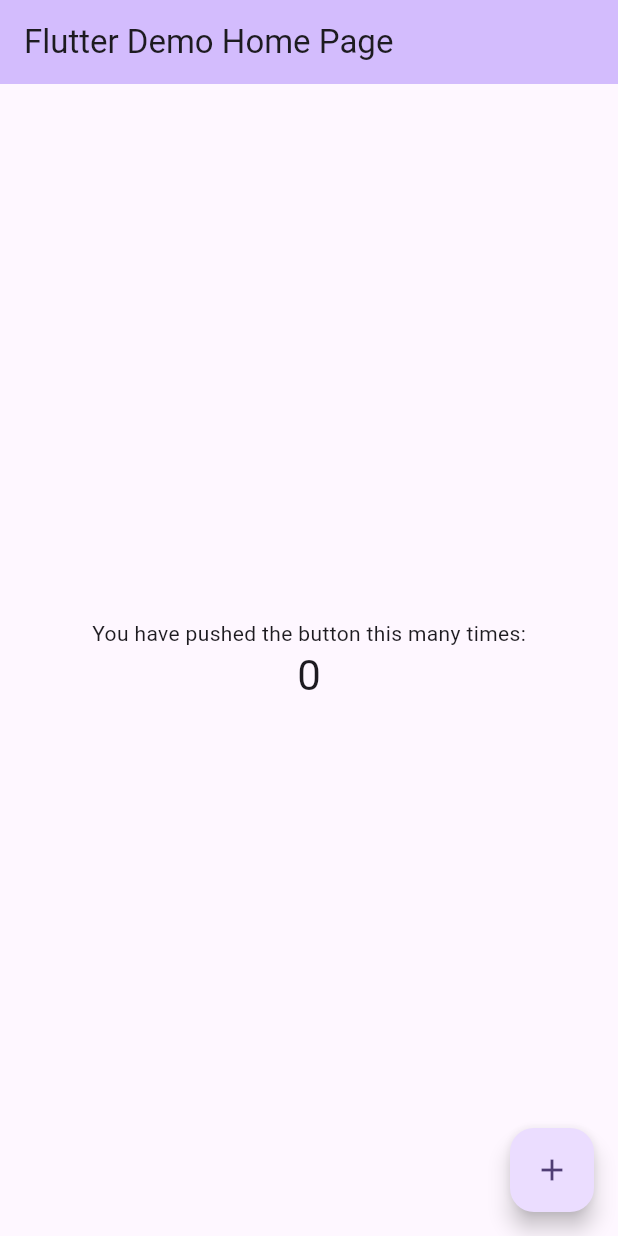
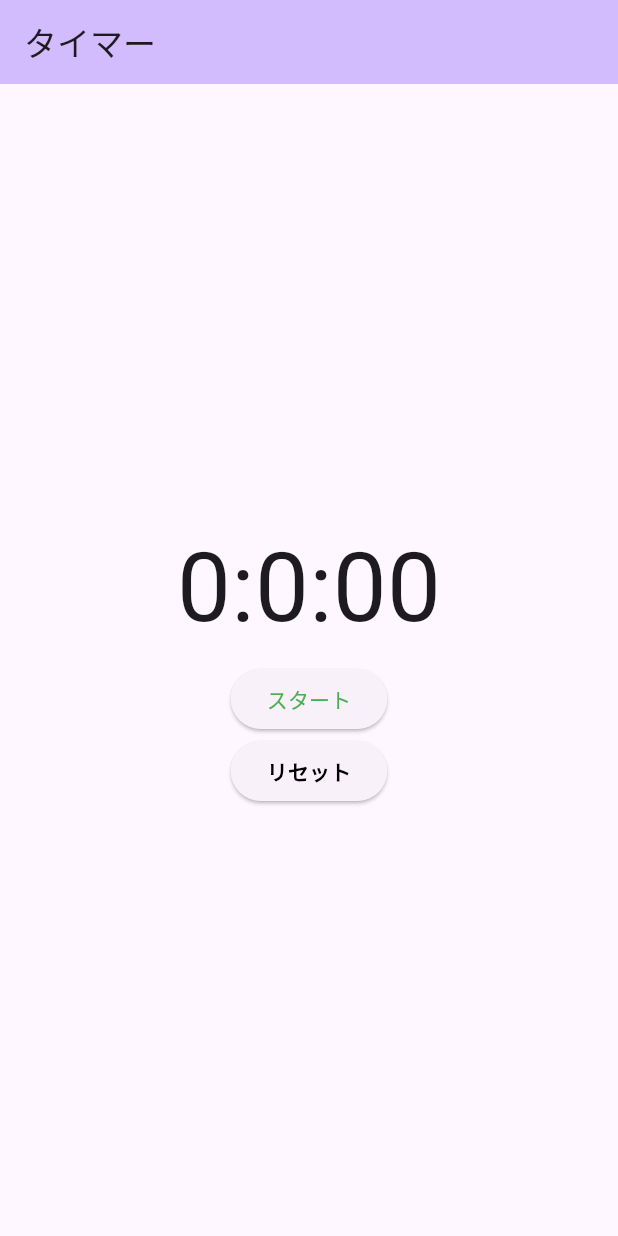
Before and after one commit to yambaru-hackathon/UEHARA_REN_HOMEWORK, a Flutter app: the screen it shows after launch, on a phone screen of 412 x 824 dp. Run offline on Flutter 3.47's test engine with Material 3 defaults, Android fonts, the phone set to English and light mode, and no system bars.

```diff
--- a/lib/main.dart
+++ b/lib/main.dart
@@ -1,4 +1,8 @@
+import 'dart:async';
+
 import 'package:flutter/material.dart';
+import 'package:instagram/pages/next_page.dart';
+
 
 void main() {
   runApp(const MyApp());
@@ -7,46 +11,21 @@ void main() {
 class MyApp extends StatelessWidget {
   const MyApp({super.key});
 
-  // This widget is the root of your application.
   @override
   Widget build(BuildContext context) {
     return MaterialApp(
       title: 'Flutter Demo',
       theme: ThemeData(
-        // This is the theme of your application.
-        //
-        // TRY THIS: Try running your application with "flutter run". You'll see
-        // the application has a purple toolbar. Then, without quitting the app,
-        // try changing the seedColor in the colorScheme below to Colors.green
-        // and then invoke "hot reload" (save your changes or press the "hot
-        // reload" button in a Flutter-supported IDE, or press "r" if you used
-        // the command line to start the app).
-        //
-        // Notice that the counter didn't reset back to zero; the application
-        // state is not lost during the reload. To reset the state, use hot
-        // restart instead.
-        //
-        // This works for code too, not just values: Most code changes can be
-        // tested with just a hot reload.
         colorScheme: ColorScheme.fromSeed(seedColor: Colors.deepPurple),
         useMaterial3: true,
       ),
-      home: const MyHomePage(title: 'Flutter Demo Home Page'),
+      home: const MyHomePage(title: 'タイマー'),
     );
   }
 }
 
 class MyHomePage extends StatefulWidget {
   const MyHomePage({super.key, required this.title});
-
-  // This widget is the home page of your application. It is stateful, meaning
-  // that it has a State object (defined below) that contains fields that affect
-  // how it looks.
-
-  // This class is the configuration for the state. It holds the values (in this
-  // case the title) provided by the parent (in this case the App widget) and
-  // used by the build method of the State. Fields in a Widget subclass are
-  // always marked "final".
 
   final String title;
 
@@ -55,71 +34,110 @@ class MyHomePage extends StatefulWidget {
 }
 
 class _MyHomePageState extends State<MyHomePage> {
-  int _counter = 0;
+  int _minute = 0;
+  int _second = 0;
+  int _millisecond = 0;
+  Timer? _timer;
+  bool _isRunning = false;
 
-  void _incrementCounter() {
-    setState(() {
-      // This call to setState tells the Flutter framework that something has
-      // changed in this State, which causes it to rerun the build method below
-      // so that the display can reflect the updated values. If we changed
-      // _counter without calling setState(), then the build method would not be
-      // called again, and so nothing would appear to happen.
-      _counter++;
-    });
+  @override
+  void initState() {
+    super.initState();
   }
 
   @override
   Widget build(BuildContext context) {
-    // This method is rerun every time setState is called, for instance as done
-    // by the _incrementCounter method above.
-    //
-    // The Flutter framework has been optimized to make rerunning build methods
-    // fast, so that you can just rebuild anything that needs updating rather
-    // than having to individually change instances of widgets.
     return Scaffold(
       appBar: AppBar(
-        // TRY THIS: Try changing the color here to a specific color (to
-        // Colors.amber, perhaps?) and trigger a hot reload to see the AppBar
-        // change color while the other colors stay the same.
         backgroundColor: Theme.of(context).colorScheme.inversePrimary,
-        // Here we take the value from the MyHomePage object that was created by
-        // the App.build method, and use it to set our appbar title.
         title: Text(widget.title),
       ),
       body: Center(
-        // Center is a layout widget. It takes a single child and positions it
-        // in the middle of the parent.
         child: Column(
-          // Column is also a layout widget. It takes a list of children and
-          // arranges them vertically. By default, it sizes itself to fit its
-          // children horizontally, and tries to be as tall as its parent.
-          //
-          // Column has various properties to control how it sizes itself and
-          // how it positions its children. Here we use mainAxisAlignment to
-          // center the children vertically; the main axis here is the vertical
-          // axis because Columns are vertical (the cross axis would be
-          // horizontal).
-          //
-          // TRY THIS: Invoke "debug painting" (choose the "Toggle Debug Paint"
-          // action in the IDE, or press "p" in the console), to see the
-          // wireframe for each widget.
           mainAxisAlignment: MainAxisAlignment.center,
-          children: <Widget>[
-            const Text(
-              'You have pushed the button this many times:',
+          children: [
+            SizedBox(
+              width: 200,
+              height: 100,
+              child: Align(
+                alignment: Alignment.center,
+                child: Text(
+                  '$_minute:$_second:${_millisecond.toString().padLeft(2, '0')}',
+                  style: const TextStyle(fontSize: 64),
+                ),
+              ),
             ),
-            Text(
-              '$_counter',
-              style: Theme.of(context).textTheme.headlineMedium,
+            ElevatedButton(
+              onPressed: () {
+                toggleTimer();
+              },
+              child: Text(
+                _isRunning ? 'ストップ' : 'スタート',
+                style: TextStyle(
+                  color: _isRunning ? Colors.red : Colors.green,
+                ),
+              ),
+            ),
+            ElevatedButton(
+              onPressed: () {
+                resetTimer();
+              },
+              child: const Text(
+                'リセット',
+                style: TextStyle(
+                  color: Colors.black,
+                  fontWeight: FontWeight.bold,
+                ),
+              ),
             ),
           ],
         ),
       ),
-      floatingActionButton: FloatingActionButton(
-        onPressed: _incrementCounter,
-        tooltip: 'Increment',
-        child: const Icon(Icons.add),
-      ), // This trailing comma makes auto-formatting nicer for build methods.
     );
   }
+
+  void toggleTimer() {
+    if (_isRunning) {
+      _timer?.cancel();
+    } else {
+      _timer = Timer.periodic(
+        const Duration(microseconds: 1000),
+        (timer) {
+          setState(() {
+            _millisecond++;
+            if (_millisecond >= 100) {
+              _millisecond = 0;
+              _second++;
+              if (_second >= 60) {
+                _second = 0;
+                _minute++;
+              }
+            }
+          });
+
+          if (_minute == 1 && _second == 0 && _millisecond == 0) {
+            resetTimer();
+
+            Navigator.push(
+              context, MaterialPageRoute(builder: (context) => const NextPage()),
+            );
+          }
+        },
+      );
+    }
+    setState(() {
+      _isRunning = !_isRunning;
+    });
+  }
+
+  void resetTimer() {
+    _timer?.cancel();
+
+    setState(() {
+      _minute = 0;
+      _second = 0;
+      _millisecond = 0;
+      _isRunning = false;
+    });
+  }
 }
```
Also changed, not shown: lib/pages/next_page.dart (added, +21 -0 lines), pubspec.lock.
